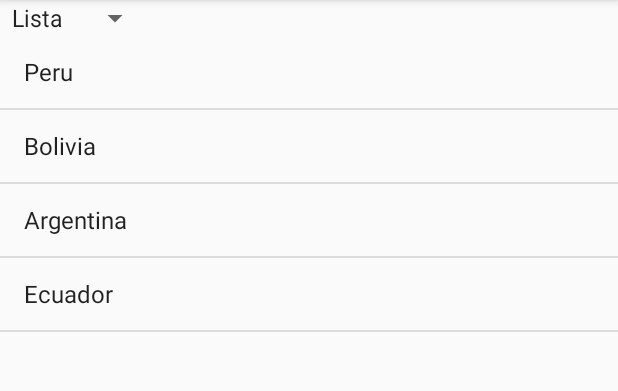
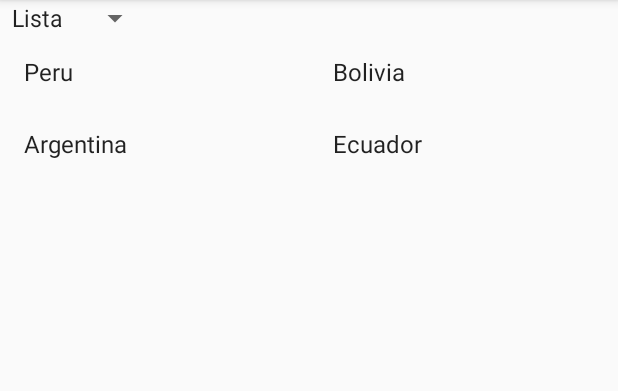
Before and after one commit to WCNosliwsys/Mi_Super_Proyecto2_Fragmentos, an Android app: the screen it shows after launch (MainActivity), on a phone screen of 412 x 824 dp, the part 84-475 px from its top. Run offline under Robolectric (Android 15) with nearby library versions, the phone set to English and light mode, and no system bars.

Commit message:
Añadiendo gridview en fragmento estatico

```diff
--- /dev/null
+++ b/app/src/main/java/com/ditec/mi_super_proyecto2_fragmentos/GridFragmento.java
@@ -0,0 +1,24 @@
+package com.ditec.mi_super_proyecto2_fragmentos;
+
+import android.os.Bundle;
+import android.view.LayoutInflater;
+import android.view.View;
+import android.view.ViewGroup;
+import android.widget.ArrayAdapter;
+import android.widget.GridView;
+
+import androidx.annotation.NonNull;
+import androidx.annotation.Nullable;
+import androidx.fragment.app.Fragment;
+
+public class GridFragmento  extends Fragment {
+    @Nullable
+    @Override
+    public View onCreateView(@NonNull LayoutInflater inflater, @Nullable ViewGroup container, @Nullable Bundle savedInstanceState) {
+        View view= inflater.inflate(R.layout.grid_fragmento,container,false);
+        GridView gv = view.findViewById(R.id.migridview);
+        ArrayAdapter miarrayadapter= ArrayAdapter.createFromResource(getActivity(),R.array.lista,android.R.layout.simple_list_item_1);
+        gv.setAdapter(miarrayadapter);
+        return view;
+    }
+}
--- a/app/src/main/res/layout/activity_main.xml
+++ b/app/src/main/res/layout/activity_main.xml
@@ -13,6 +13,6 @@
     <fragment
         android:layout_width="match_parent"
         android:layout_height="match_parent"
-        android:name="com.ditec.mi_super_proyecto2_fragmentos.ListaFragmento"
-        android:id="@+id/mifragment"/>
+        android:id="@+id/mifragment"
+        android:name="com.ditec.mi_super_proyecto2_fragmentos.GridFragmento"/>
 </LinearLayout>
--- /dev/null
+++ b/app/src/main/res/layout/grid_fragmento.xml
@@ -0,0 +1,12 @@
+<?xml version="1.0" encoding="utf-8"?>
+<LinearLayout xmlns:android="http://schemas.android.com/apk/res/android"
+    android:layout_width="match_parent"
+    android:layout_height="match_parent"
+    android:orientation="vertical">
+    <GridView
+        android:id="@+id/migridview"
+        android:layout_width="match_parent"
+        android:layout_height="match_parent"
+        android:numColumns="2"
+        />
+</LinearLayout>
```
